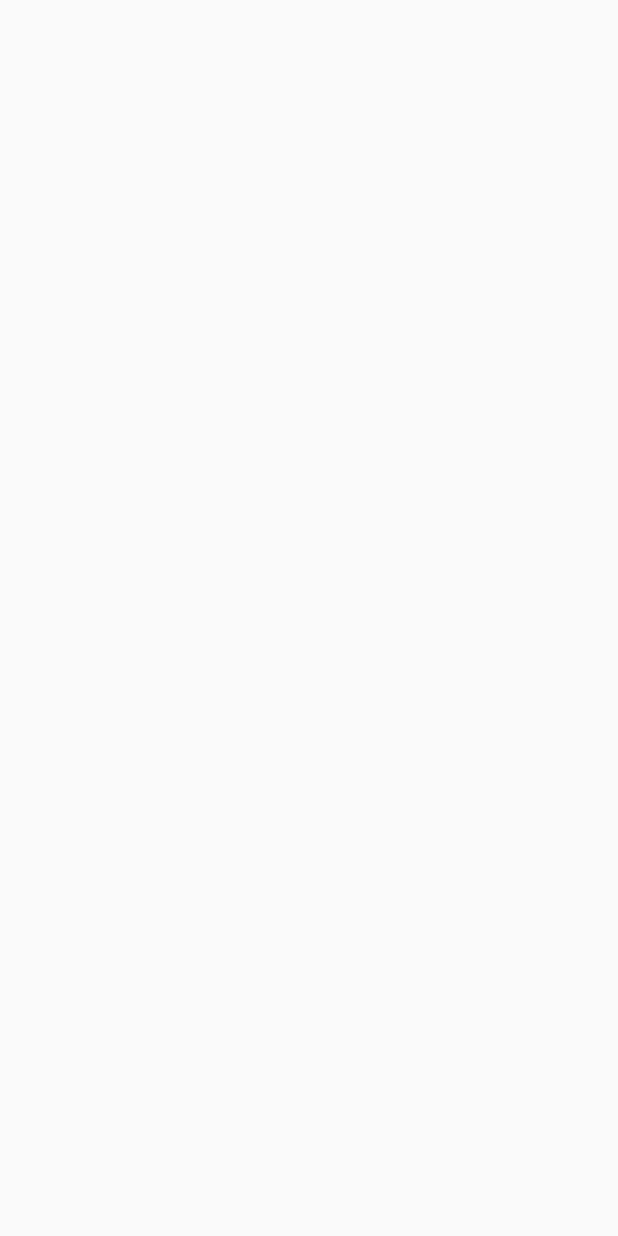
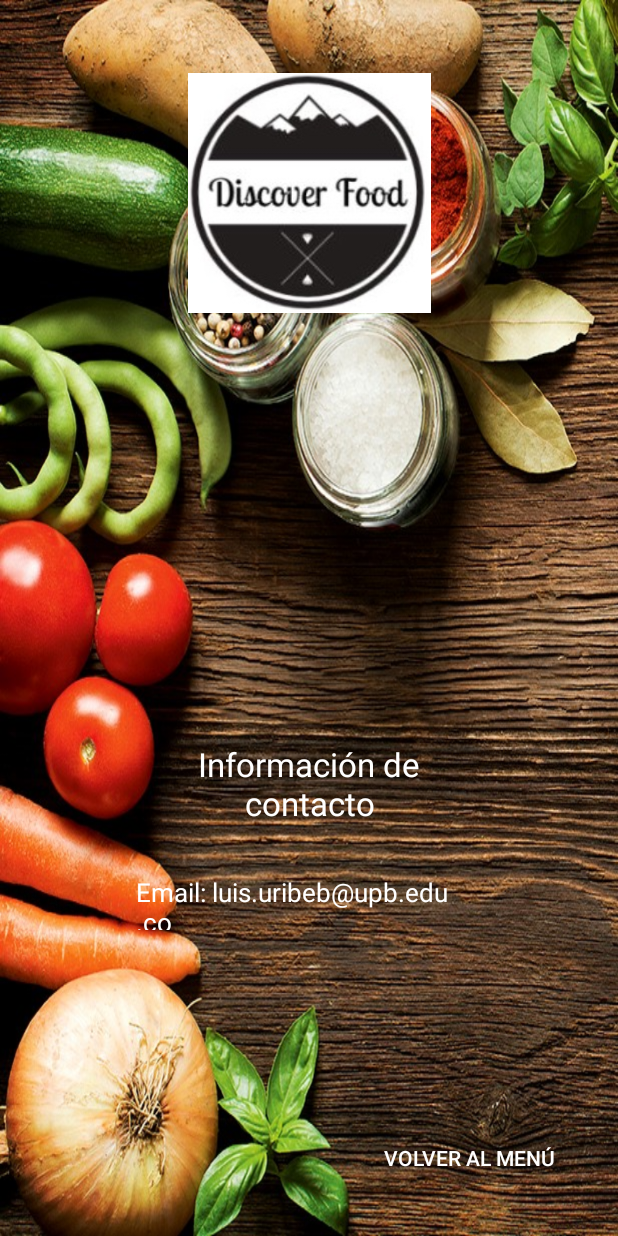
Before and after one commit to luisferub/ProyectoTIC, an Android app: the ContactoActivity screen opened directly, with no data from a screen before it, on a phone screen of 412 x 824 dp. Before the commit the screen is empty. Run offline under Robolectric (Android 15) with nearby library versions, the phone set to English and light mode, and no system bars.

Commit message:
version 0.3

```diff
--- a/app/src/main/java/com/user/discoverfood/ContactoActivity.java
+++ b/app/src/main/java/com/user/discoverfood/ContactoActivity.java
@@ -1,7 +1,9 @@
 package com.user.discoverfood;
 
+import android.content.Intent;
 import android.support.v7.app.AppCompatActivity;
 import android.os.Bundle;
+import android.view.View;
 
 public class ContactoActivity extends AppCompatActivity {
 
@@ -10,4 +12,9 @@ public class ContactoActivity extends AppCompatActivity {
         super.onCreate(savedInstanceState);
         setContentView(R.layout.activity_contacto);
     }
+
+    void verMain(View view){
+        Intent intencion = new Intent(this, MainActivity.class);
+        startActivity(intencion);
+    }
 }
--- a/app/src/main/res/layout/activity_contacto.xml
+++ b/app/src/main/res/layout/activity_contacto.xml
@@ -4,6 +4,77 @@
     xmlns:tools="http://schemas.android.com/tools"
     android:layout_width="match_parent"
     android:layout_height="match_parent"
+    android:background="@drawable/background"
     tools:context=".ContactoActivity">
 
+    <ImageView
+        android:id="@+id/imageView2"
+        android:layout_width="162dp"
+        android:layout_height="161dp"
+        android:layout_marginBottom="65dp"
+        android:layout_marginEnd="111dp"
+        android:layout_marginStart="111dp"
+        android:layout_marginTop="48dp"
+        android:contentDescription="@string/logo"
+        app:layout_constraintBottom_toTopOf="@+id/textView"
+        app:layout_constraintEnd_toEndOf="parent"
+        app:layout_constraintStart_toStartOf="parent"
+        app:layout_constraintTop_toTopOf="parent"
+        app:layout_constraintVertical_chainStyle="spread_inside"
+        app:srcCompat="@drawable/logo" />
+
+    <TextView
+        android:id="@+id/textView"
+        android:layout_width="183dp"
+        android:layout_height="54dp"
+        android:layout_marginBottom="275dp"
+        android:layout_marginEnd="163dp"
+        android:layout_marginStart="163dp"
+        android:layout_marginTop="64dp"
+        android:text="@string/info"
+        android:textAlignment="center"
+        android:textColor="@color/common_google_signin_btn_text_dark_default"
+        android:textSize="22sp"
+        app:layout_constraintBottom_toBottomOf="parent"
+        app:layout_constraintEnd_toEndOf="parent"
+        app:layout_constraintStart_toStartOf="parent"
+        app:layout_constraintTop_toBottomOf="@+id/imageView2" />
+
+    <TextView
+        android:id="@+id/textView2"
+        android:layout_width="231dp"
+        android:layout_height="37dp"
+        android:layout_marginBottom="213dp"
+        android:layout_marginEnd="163dp"
+        android:layout_marginStart="163dp"
+        android:layout_marginTop="43dp"
+        android:text="Email: luis.uribeb@upb.edu.co"
+        android:textColor="@color/common_google_signin_btn_text_dark_default"
+        android:textSize="17sp"
+        app:layout_constraintBottom_toBottomOf="parent"
+        app:layout_constraintEnd_toEndOf="parent"
+        app:layout_constraintStart_toStartOf="parent"
+        app:layout_constraintTop_toBottomOf="@+id/textView" />
+
+    <Button
+        android:id="@+id/prevButton"
+        style="@style/Widget.AppCompat.Button.Borderless"
+        android:layout_width="wrap_content"
+        android:layout_height="wrap_content"
+        android:layout_alignParentBottom="true"
+        android:layout_alignParentEnd="true"
+        android:layout_marginBottom="28dp"
+        android:layout_marginEnd="16dp"
+        android:layout_marginStart="229dp"
+        android:layout_marginTop="128dp"
+        android:onClick="verMain"
+        android:text="Volver al menú"
+        android:textAlignment="center"
+        android:textColor="@color/common_google_signin_btn_text_dark_default"
+        android:visibility="visible"
+        app:layout_constraintBottom_toBottomOf="parent"
+        app:layout_constraintEnd_toEndOf="parent"
+        app:layout_constraintStart_toStartOf="parent"
+        app:layout_constraintTop_toBottomOf="@+id/textView2" />
+
 </android.support.constraint.ConstraintLayout>
--- a/app/src/main/res/values/strings.xml
+++ b/app/src/main/res/values/strings.xml
@@ -5,6 +5,7 @@
     <string name="restaurantes">Ver restaurantes</string>
     <string name="repartidores">Acceso repartidores</string>
     <string name="contacto">Contacto</string>
+    <string name="info">Información de contacto</string>
     <string name="logo">Logo</string>
 
     <!-- Strings related to login -->
```
